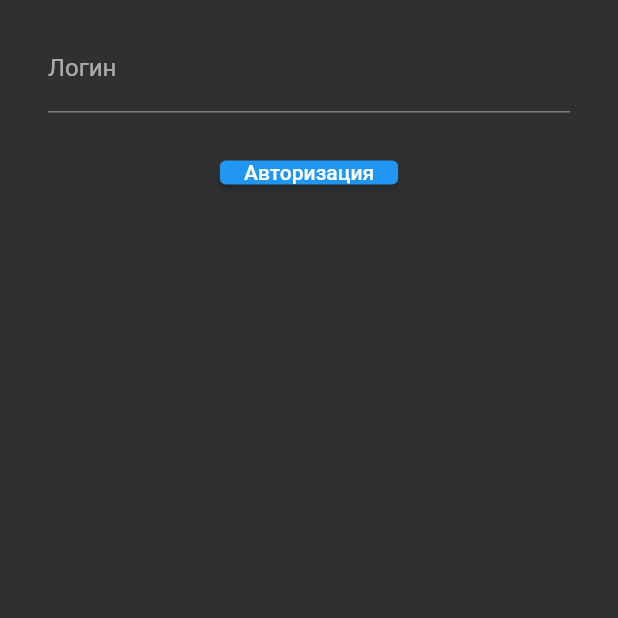
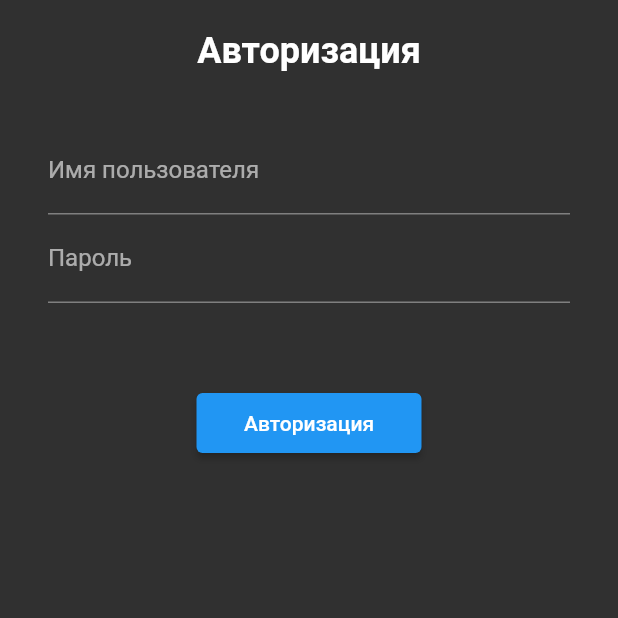
Before and after one commit to Vyollet/catalogflut, a Flutter app: the screen it shows after launch, on a phone screen of 412 x 824 dp, the top half of it. Run offline on Flutter 3.47's test engine with Material 2 defaults, Android fonts, the phone set to English and light mode, and no system bars; our stand-ins replace google_fonts.

Commit message:
Add Resources and change Login engine

```diff
--- a/lib/pages/LoginPage.dart
+++ b/lib/pages/LoginPage.dart
@@ -1,5 +1,4 @@
 import 'package:flutter/material.dart';
-
 import '../Rout/Routes.dart';
 
 class LogPage extends StatelessWidget {
@@ -9,6 +8,19 @@ class LogPage extends StatelessWidget {
       child: SingleChildScrollView(
         child: Column(
           children: [
+            SizedBox(
+              height: 20.0,
+            ),
+            Text(
+              "Авторизация",
+              style: TextStyle(
+                fontSize: 24,
+                fontWeight: FontWeight.bold,
+              ),
+            ),
+            SizedBox(
+              height: 20.0,
+            ),
             Padding(
               padding:
               const EdgeInsets.symmetric(vertical: 16.0, horizontal: 32.0),
@@ -16,19 +28,29 @@ class LogPage extends StatelessWidget {
                 children: [
                   TextFormField(
                     decoration: InputDecoration(
-                      hintText: "Введите логин",
-                      labelText: "Логин",
+                      hintText: "Введите пользователя",
+                      labelText: "Имя пользователя",
+                    ),
+                  ),
+                  TextFormField(
+                    obscureText: true,
+                    decoration: InputDecoration(
+                      hintText: "Введите пароль",
+                      labelText: "Пароль",
                     ),
                   ),
                 ],
               ),
+            ),
+            SizedBox(
+              height: 40.0,
             ),
             ElevatedButton(
               onPressed: () {
                 Navigator.pushNamed(context, MyRoutes.homeRoute);
               },
               child: Text("Авторизация"),
-              style: TextButton.styleFrom(minimumSize: Size(50, 10)),
+              style: TextButton.styleFrom(minimumSize: Size(150, 40)),
             ),
           ],
         ),
```
Also changed, not shown: lib/data/dataFiles.dart (added, +23 -0 lines), lib/pages/HomePage.dart (+31 -1 lines).
